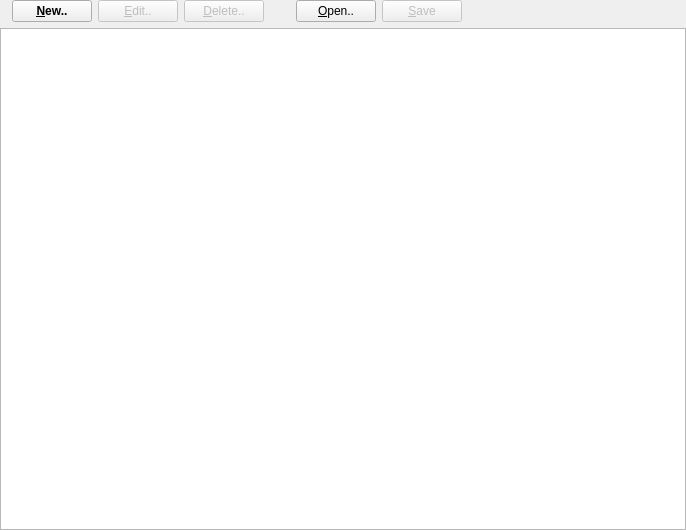
The window that forms/project.ui (skriticos/nelia1) describes before a commit, drawn with Qt 5.
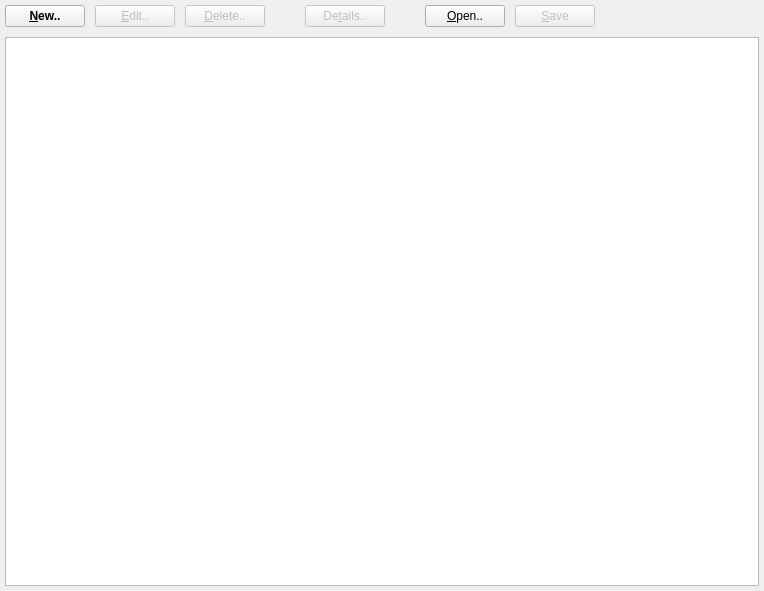
The same window after the commit.

```diff
--- a/forms/project.ui
+++ b/forms/project.ui
@@ -6,8 +6,8 @@
    <rect>
     <x>0</x>
     <y>0</y>
-    <width>686</width>
-    <height>530</height>
+    <width>764</width>
+    <height>591</height>
    </rect>
   </property>
   <property name="windowTitle">
@@ -18,71 +18,12 @@
   </property>
   <layout class="QGridLayout" name="gridLayout">
    <property name="margin">
-    <number>0</number>
+    <number>5</number>
    </property>
-   <item row="0" column="4">
-    <widget class="QPushButton" name="push_project_delete">
-     <property name="enabled">
-      <bool>false</bool>
-     </property>
-     <property name="text">
-      <string>&amp;Delete..</string>
-     </property>
-    </widget>
-   </item>
-   <item row="0" column="9">
-    <spacer name="horizontalSpacer">
-     <property name="orientation">
-      <enum>Qt::Horizontal</enum>
-     </property>
-     <property name="sizeHint" stdset="0">
-      <size>
-       <width>46</width>
-       <height>20</height>
-      </size>
-     </property>
-    </spacer>
-   </item>
-   <item row="1" column="0" colspan="10">
-    <widget class="QTableView" name="table_project_list">
-     <property name="editTriggers">
-      <set>QAbstractItemView::NoEditTriggers</set>
-     </property>
-     <property name="selectionMode">
-      <enum>QAbstractItemView::SingleSelection</enum>
-     </property>
-     <property name="selectionBehavior">
-      <enum>QAbstractItemView::SelectRows</enum>
-     </property>
-     <property name="sortingEnabled">
-      <bool>true</bool>
-     </property>
-    </widget>
-   </item>
-   <item row="0" column="7">
-    <widget class="QPushButton" name="push_project_save">
-     <property name="enabled">
-      <bool>false</bool>
-     </property>
-     <property name="text">
-      <string>&amp;Save</string>
-     </property>
-    </widget>
-   </item>
-   <item row="0" column="3">
-    <widget class="QPushButton" name="push_project_edit">
-     <property name="enabled">
-      <bool>false</bool>
-     </property>
-     <property name="locale">
-      <locale language="English" country="UnitedStates"/>
-     </property>
-     <property name="text">
-      <string>&amp;Edit..</string>
-     </property>
-    </widget>
-   </item>
-   <item row="0" column="2">
+   <property name="spacing">
+    <number>10</number>
+   </property>
+   <item row="0" column="0">
     <widget class="QPushButton" name="push_project_new">
      <property name="font">
       <font>
@@ -107,6 +48,71 @@
      </property>
     </widget>
    </item>
+   <item row="0" column="1">
+    <widget class="QPushButton" name="push_project_edit">
+     <property name="enabled">
+      <bool>false</bool>
+     </property>
+     <property name="locale">
+      <locale language="English" country="UnitedStates"/>
+     </property>
+     <property name="text">
+      <string>&amp;Edit..</string>
+     </property>
+    </widget>
+   </item>
+   <item row="0" column="2">
+    <widget class="QPushButton" name="push_project_delete">
+     <property name="enabled">
+      <bool>false</bool>
+     </property>
+     <property name="text">
+      <string>&amp;Delete..</string>
+     </property>
+    </widget>
+   </item>
+   <item row="0" column="3">
+    <spacer name="horizontalSpacer_3">
+     <property name="orientation">
+      <enum>Qt::Horizontal</enum>
+     </property>
+     <property name="sizeType">
+      <enum>QSizePolicy::Fixed</enum>
+     </property>
+     <property name="sizeHint" stdset="0">
+      <size>
+       <width>20</width>
+       <height>20</height>
+      </size>
+     </property>
+    </spacer>
+   </item>
+   <item row="0" column="4">
+    <widget class="QPushButton" name="push_project_details">
+     <property name="enabled">
+      <bool>false</bool>
+     </property>
+     <property name="text">
+      <string>De&amp;tails..</string>
+     </property>
+    </widget>
+   </item>
+   <item row="0" column="5">
+    <spacer name="horizontalSpacer_4">
+     <property name="orientation">
+      <enum>Qt::Horizontal</enum>
+     </property>
+     <property name="sizeType">
+      <enum>QSizePolicy::Fixed</enum>
+     </property>
+     <property name="sizeHint" stdset="0">
+      <size>
+       <width>20</width>
+       <height>20</height>
+      </size>
+     </property>
+    </spacer>
+   </item>
    <item row="0" column="6">
     <widget class="QPushButton" name="push_project_open">
      <property name="text">
@@ -114,22 +120,45 @@
      </property>
     </widget>
    </item>
-   <item row="0" column="5">
-    <spacer name="horizontalSpacer_3">
+   <item row="0" column="7">
+    <widget class="QPushButton" name="push_project_save">
+     <property name="enabled">
+      <bool>false</bool>
+     </property>
+     <property name="text">
+      <string>&amp;Save</string>
+     </property>
+    </widget>
+   </item>
+   <item row="0" column="8">
+    <spacer name="horizontalSpacer">
      <property name="orientation">
       <enum>Qt::Horizontal</enum>
      </property>
-     <property name="sizeType">
-      <enum>QSizePolicy::Fixed</enum>
-     </property>
      <property name="sizeHint" stdset="0">
       <size>
-       <width>20</width>
+       <width>46</width>
        <height>20</height>
       </size>
      </property>
     </spacer>
    </item>
+   <item row="1" column="0" colspan="9">
+    <widget class="QTableView" name="table_project_list">
+     <property name="editTriggers">
+      <set>QAbstractItemView::NoEditTriggers</set>
+     </property>
+     <property name="selectionMode">
+      <enum>QAbstractItemView::SingleSelection</enum>
+     </property>
+     <property name="selectionBehavior">
+      <enum>QAbstractItemView::SelectRows</enum>
+     </property>
+     <property name="sortingEnabled">
+      <bool>true</bool>
+     </property>
+    </widget>
+   </item>
   </layout>
  </widget>
  <resources/>
```
